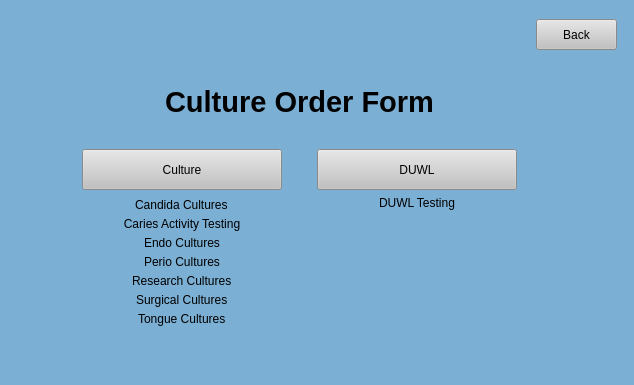
This is UI Screens/COMBdb_Culture_Order_Forms_Nav.ui in Kasmanian/COMBDb-oldgen as Qt 5 draws it before an edit. The edited form follows.
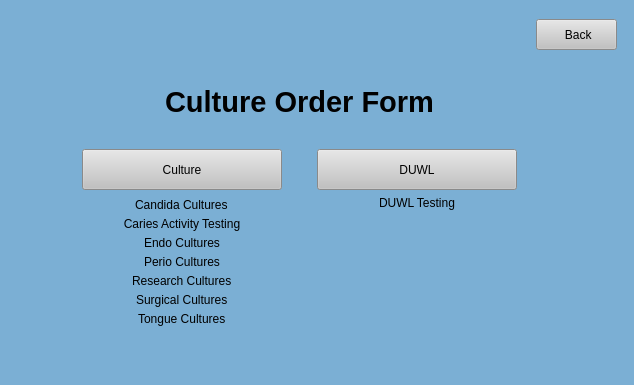
This is the edited form.

The edit to the form file:
```diff
--- a/UI Screens/COMBdb_Culture_Order_Forms_Nav.ui
+++ b/UI Screens/COMBdb_Culture_Order_Forms_Nav.ui
@@ -93,7 +93,7 @@
 }</string>
       </property>
       <property name="text">
-       <string>Back</string>
+       <string> Back</string>
       </property>
      </widget>
     </item>
```
